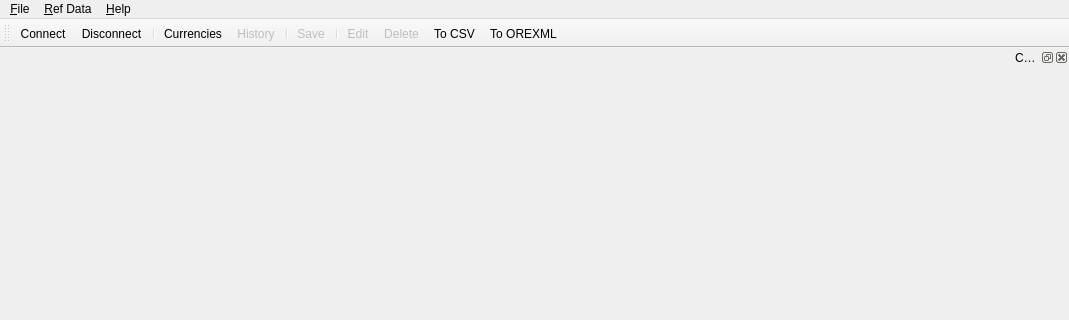
Before: the Qt Designer form projects/ores.qt/MainWindow.ui in OreStudio/OreStudio, drawn with Qt 5; both pictures show x 0 to 1069 and y 0 to 320 of the 1069 by 672 pixel window.
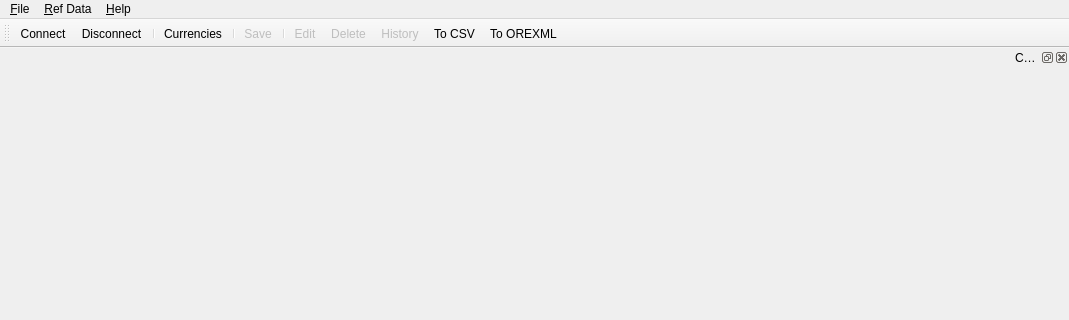
After: the same form once the commit is applied. Icons and pictures are not drawn.

Commit message: [qt] Do not make history action currency specific

```diff
--- a/projects/ores.qt/MainWindow.ui
+++ b/projects/ores.qt/MainWindow.ui
@@ -69,12 +69,12 @@
    <addaction name="ActionDisconnect"/>
    <addaction name="separator"/>
    <addaction name="CurrenciesAction"/>
-   <addaction name="CurrencyHistoryAction"/>
    <addaction name="separator"/>
    <addaction name="ActionSave"/>
    <addaction name="separator"/>
    <addaction name="ActionEdit"/>
    <addaction name="ActionDelete"/>
+   <addaction name="ActionHistory"/>
    <addaction name="ActionExportCSV"/>
    <addaction name="ActionExportXML"/>
   </widget>
@@ -92,7 +92,7 @@
     <string>&amp;Currencies</string>
    </property>
   </action>
-  <action name="CurrencyHistoryAction">
+  <action name="ActionHistory">
    <property name="enabled">
     <bool>false</bool>
    </property>
```
The commit also changes 2 other files.
